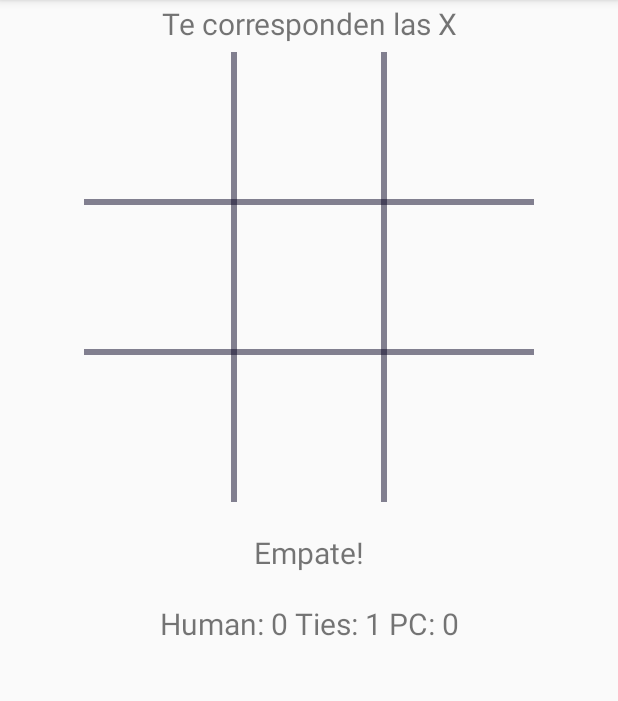
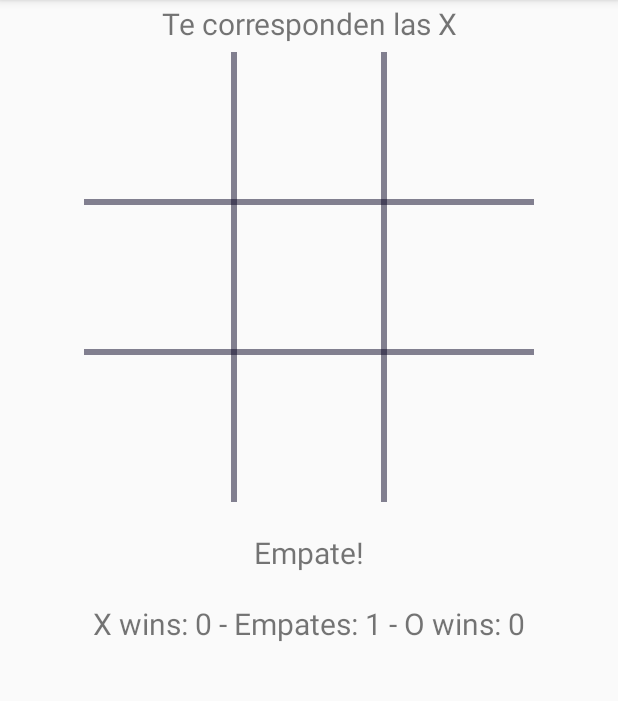
Before and after one commit to alexortiz005/reto7a, an Android app: the screen it shows after launch (AndroidTicTacToeActivity), after a tap on "CREAR NUEVO JUEGO", on a phone screen of 412 x 824 dp, the part 84-785 px from its top. Run offline under Robolectric (Android 15) with nearby library versions, the phone set to English and light mode, and no system bars; our stand-ins replace Firebase (no records; nobody signed in at launch, a user with empty details on screens opened directly); 20 statements that could not run were skipped.

Commit message:
Final commit

```diff
--- a/app/src/main/java/com/example/santiago/kibunapp/AndroidTicTacToeActivity.java
+++ b/app/src/main/java/com/example/santiago/kibunapp/AndroidTicTacToeActivity.java
@@ -9,6 +9,7 @@ import android.content.SharedPreferences;
 import android.media.MediaPlayer;
 import android.os.Handler;
 import android.preference.PreferenceManager;
+import android.support.annotation.NonNull;
 import android.support.v7.app.AppCompatActivity;
 import android.os.Bundle;
 import android.util.Log;
@@ -143,6 +144,8 @@ public class AndroidTicTacToeActivity extends AppCompatActivity {
     void checkWinner(){
         int winner = mGame.checkForWinner();
         Log.d("winner: ", Integer.toString(winner));
+        mDatabase = FirebaseDatabase.getInstance().getReference();
+
         /*if (winner == 0) {
             mInfoTextView.setText("Turno de " + Character.toString(mTurn));
             int move = mGame.getComputerMove();
@@ -160,9 +163,13 @@ public class AndroidTicTacToeActivity extends AppCompatActivity {
             }
         else if (winner == 1) {
             mInfoTextView.setText(R.string.result_tie);
-            if(!mGameOver) ties++;
-            mResultsTextView.setText("Human: "+humanWins+" Ties: "+ ties + " PC: " + androidWins);
+            if(!mGameOver){
+                ties++;
+                mDatabase.child("games").child(gameName).child("scores").child("ties").setValue(ties);
+            }
+            mResultsTextView.setText("X wins: "+humanWins+" - Empates: "+ ties + " - O wins: " + androidWins);
             mGameOver = true;
+            mDatabase.child("games").child(gameName).child("game_over").setValue(true);
 
         }
         else if (winner == 2) {
@@ -171,16 +178,24 @@ public class AndroidTicTacToeActivity extends AppCompatActivity {
             String msg = mPrefs.getString("victory_message", defaultMessage);
             //Log.d("win msg : ", msg);
             mInfoTextView.setText(Character.toString(TicTacToeGame.HUMAN_PLAYER) + " ganador!");
-            if(!mGameOver)humanWins++;
-            mResultsTextView.setText("Human: "+humanWins+" Ties: "+ ties + " PC: " + androidWins);
+            if(!mGameOver){
+                humanWins++;
+                mDatabase.child("games").child(gameName).child("scores").child("x_wins").setValue(humanWins);
+            }
+            mResultsTextView.setText("X wins: "+humanWins+" - Empates: "+ ties + " - O wins: " + androidWins);
             mGameOver = true;
+            mDatabase.child("games").child(gameName).child("game_over").setValue(true);
 
         }
         else{
             mInfoTextView.setText(Character.toString(TicTacToeGame.COMPUTER_PLAYER) + " ganador!");
-            if(!mGameOver)androidWins++;
-            mResultsTextView.setText("Human: "+humanWins+" Ties: "+ ties + " PC: " + androidWins);
+            if(!mGameOver){
+                androidWins++;
+                mDatabase.child("games").child(gameName).child("scores").child("o_wins").setValue(humanWins);
+            }
+            mResultsTextView.setText("X wins: "+humanWins+" - Empates: "+ ties + " - O wins: " + androidWins);
             mGameOver = true;
+            mDatabase.child("games").child(gameName).child("game_over").setValue(true);
 
         }
     }
@@ -246,6 +261,47 @@ public class AndroidTicTacToeActivity extends AppCompatActivity {
 
     }
 
+    private void startNewGame(){
+        if(mGameOver || turn == -1){
+            List<String> board = Arrays.asList(new String[]{" "," "," "," "," "," "," "," "," "});
+            mDatabase = FirebaseDatabase.getInstance().getReference();
+            mDatabase.child("games").child(gameName).child("board").setValue(board);
+            turn++;
+            mDatabase.child("games").child(gameName).child("init_turn").setValue(turn);
+            if(turn == 0){
+
+            }else{
+                if(turn % 2 == 0){
+                    mDatabase.child("games").child(gameName).child("player_turn").setValue("X");
+                }else{
+                    mDatabase.child("games").child(gameName).child("player_turn").setValue("O");
+                }
+            }
+
+
+
+            //mGame.clearBoard();
+            mBoardView.invalidate();
+
+            mResultsTextView.setText("X wins: "+humanWins+" - Empates: "+ ties + " - O wins: " + androidWins);
+            mGameOver = false;
+            mDatabase.child("games").child(gameName).child("game_over").setValue(false);
+
+        /*if(turn % 2 == 0){
+            //int move = mGame.getComputerMove();
+            //setMove(TicTacToeGame.COMPUTER_PLAYER, move);
+            //TODO
+            mInfoTextView.setText(R.string.turn_human);
+        }else{
+            mInfoTextView.setText(R.string.first_human);
+        }*/
+        }else{
+            Toast.makeText(this, "Juego no terminado",
+                    Toast.LENGTH_LONG).show();
+        }
+
+    }
+
 
     @Override
     protected void onCreate(Bundle savedInstanceState) {
@@ -282,26 +338,28 @@ public class AndroidTicTacToeActivity extends AppCompatActivity {
         else
             mGame.setDifficultyLevel(TicTacToeGame.DifficultyLevel.Expert);
 
+        turn = -1;
+        humanWins = 0;
+        androidWins = 0;
+        ties = 0;
         if (savedInstanceState == null) {
             startNewGame();
             mGameOver = false;
-            humanWins = mPrefs.getInt("humanWins", 0);
-            androidWins = mPrefs.getInt("androidWins", 0);
-            ties = mPrefs.getInt("ties", 0);
+            //humanWins = mPrefs.getInt("humanWins", 0);
+            //androidWins = mPrefs.getInt("androidWins", 0);
+            //ties = mPrefs.getInt("ties", 0);
 
-            turn = 0;
         }
         else {
             // Restore the game's state
             mGame.setBoardState(savedInstanceState.getCharArray("board"));
             mGameOver = savedInstanceState.getBoolean("mGameOver");
             mInfoTextView.setText(savedInstanceState.getCharSequence("info"));
-            humanWins = savedInstanceState.getInt("humanWins");
-            androidWins = savedInstanceState.getInt("androidWins");
-            ties = savedInstanceState.getInt("ties");
-            turn = savedInstanceState.getInt("turn");
+            //humanWins = savedInstanceState.getInt("humanWins");
+            //androidWins = savedInstanceState.getInt("androidWins");
+            //ties = savedInstanceState.getInt("ties");
             selected = savedInstanceState.getInt("selected");
-            mTurn = savedInstanceState.getChar("mTurn");
+            //mTurn = savedInstanceState.getChar("mTurn");
 
         }
         displayScores();
@@ -310,9 +368,11 @@ public class AndroidTicTacToeActivity extends AppCompatActivity {
     }
 
    private void addDataBaseListener(){
-        //DatabaseReference players = mDatabase.child("games").child(gameName).child("players");
+        DatabaseReference scores = mDatabase.child("games").child(gameName).child("scores");
         DatabaseReference player_turn = mDatabase.child("games").child(gameName).child("player_turn");
         DatabaseReference board = mDatabase.child("games").child(gameName).child("board");
+       DatabaseReference init = mDatabase.child("games").child(gameName).child("init_turn");
+       DatabaseReference gameOver = mDatabase.child("games").child(gameName).child("game_over");
 
 
         player_turn.addValueEventListener(new ValueEventListener() {
@@ -348,6 +408,46 @@ public class AndroidTicTacToeActivity extends AppCompatActivity {
                 Log.w("NOTIFI", "Failed to read value.", error.toException());
             }
         });
+
+        scores.addValueEventListener(new ValueEventListener() {
+            @Override
+            public void onDataChange(@NonNull DataSnapshot dataSnapshot) {
+                humanWins = dataSnapshot.child("x_wins").getValue(Integer.class);
+                androidWins = dataSnapshot.child("o_wins").getValue(Integer.class);
+                ties = dataSnapshot.child("ties").getValue(Integer.class);
+            }
+
+            @Override
+            public void onCancelled(@NonNull DatabaseError databaseError) {
+                Log.w("NOTIFI", "Failed to read value.", databaseError.toException());
+
+            }
+        });
+
+       init.addValueEventListener(new ValueEventListener() {
+           @Override
+           public void onDataChange(DataSnapshot dataSnapshot) {
+               turn = dataSnapshot.getValue(Integer.class);
+           }
+           @Override
+           public void onCancelled(DatabaseError error) {
+               // Failed to read value
+               Log.w("NOTIFI", "Failed to read value.", error.toException());
+           }
+       });
+
+       gameOver.addValueEventListener(new ValueEventListener() {
+           @Override
+           public void onDataChange(DataSnapshot dataSnapshot) {
+               mGameOver = dataSnapshot.getValue(Boolean.class);
+
+           }
+           @Override
+           public void onCancelled(DatabaseError error) {
+               // Failed to read value
+               Log.w("NOTIFI", "Failed to read value.", error.toException());
+           }
+       });
 
     }
 
@@ -411,10 +511,12 @@ public class AndroidTicTacToeActivity extends AppCompatActivity {
                 startActivityForResult(new Intent(this, Settings.class), 0);
                 return true;
             case R.id.reset_socores:
-                humanWins = 0;
-                ties = 0;
-                androidWins = 0;
-                updateDisplay();
+                //humanWins = 0;
+                //ties = 0;
+                //androidWins = 0;
+                //updateDisplay();
+                Toast.makeText(this, "No disponible en modo online",
+                        Toast.LENGTH_LONG).show();
                 return true;
             case R.id.about:
                 showDialog(10);
@@ -422,6 +524,13 @@ public class AndroidTicTacToeActivity extends AppCompatActivity {
                 return true;
         }
         return false;
+    }
+
+    @Override
+    public void onDestroy(){
+        super.onDestroy();
+        mDatabase = FirebaseDatabase.getInstance().getReference();
+        mDatabase.child("games").child(gameName).child("players").setValue(999);
     }
 
     @Override
@@ -524,29 +633,12 @@ public class AndroidTicTacToeActivity extends AppCompatActivity {
 
 
     private void displayScores() {
-        mResultsTextView.setText("Human: "+humanWins+" Ties: "+ ties + " PC: " + androidWins);
+        mResultsTextView.setText("X wins: "+humanWins+" - Empates: "+ ties + " - O wins: " + androidWins);
     }
 
 
 
-    private void startNewGame(){
 
-        mGame.clearBoard();
-        mBoardView.invalidate();
-
-        mResultsTextView.setText("Human: "+humanWins+" Ties: "+ ties + " PC: " + androidWins);
-        mGameOver = false;
-        turn++;
-        if(turn % 2 == 0){
-            //int move = mGame.getComputerMove();
-            //setMove(TicTacToeGame.COMPUTER_PLAYER, move);
-            //TODO
-            mInfoTextView.setText(R.string.turn_human);
-        }else{
-            mInfoTextView.setText(R.string.first_human);
-        }
-
-    }
 
 
 
@@ -622,7 +714,7 @@ public class AndroidTicTacToeActivity extends AppCompatActivity {
     }*/
 
     private void updateDisplay(){
-        mResultsTextView.setText("Human: "+humanWins+" Ties: "+ ties + " PC: " + androidWins);
+        mResultsTextView.setText("X wins: "+humanWins+" - Empates: "+ ties + " - O wins: " + androidWins);
     }
 
     boolean posEnabled(int pos){
--- a/app/src/main/java/com/example/santiago/kibunapp/GameManagerActivity.java
+++ b/app/src/main/java/com/example/santiago/kibunapp/GameManagerActivity.java
@@ -50,6 +50,11 @@ public class GameManagerActivity extends AppCompatActivity {
                 mDatabase.child("games").child(gameName).child("players").setValue(1);
                 mDatabase.child("games").child(gameName).child("player_turn").setValue("N");
                 mDatabase.child("games").child(gameName).child("board").setValue(board);
+                mDatabase.child("games").child(gameName).child("init_turn").setValue(-1);
+                mDatabase.child("games").child(gameName).child("game_over").setValue(false);
+                mDatabase.child("games").child(gameName).child("scores").child("x_wins").setValue(0);
+                mDatabase.child("games").child(gameName).child("scores").child("o_wins").setValue(0);
+                mDatabase.child("games").child(gameName).child("scores").child("ties").setValue(0);
 
                 Intent myIntent = new Intent(GameManagerActivity.this, AndroidTicTacToeActivity.class);
                 myIntent.putExtra("player", 'X');
```
